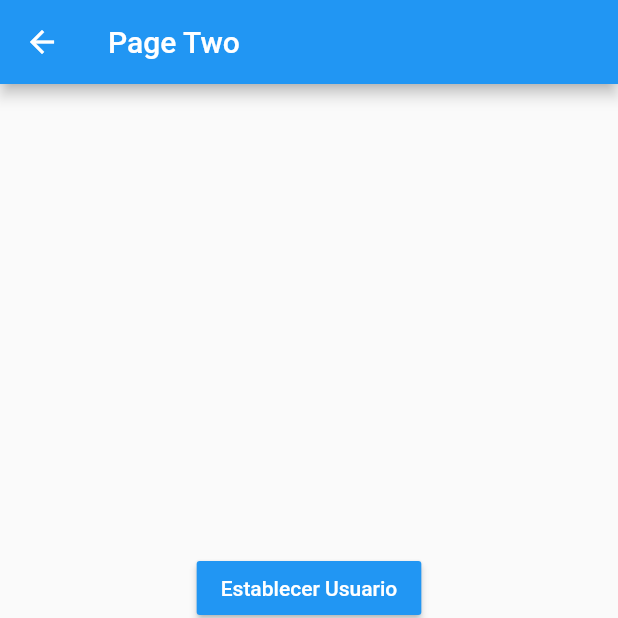
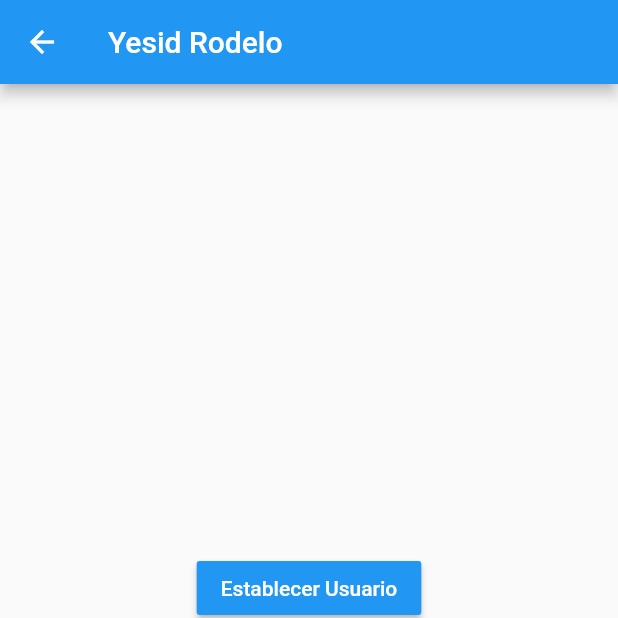
Before and after one commit to Yesid-Development/states-management-flutter, a Flutter app: the PageTwo screen opened by its route, after a tap on "Establecer Usuario", on a phone screen of 412 x 824 dp, the top half of it. Run offline on Flutter 3.47's test engine with Material 2 defaults, Android fonts, the phone set to English and light mode, and no system bars.

Commit message:
finish singleton

```diff
--- a/lib/src/models/user.dart
+++ b/lib/src/models/user.dart
@@ -1,7 +1,10 @@
+import 'package:meta/meta.dart';
+
 class User {
   String name;
   int age;
   List<String> profession;
 
-  User({this.name, this.age, this.profession});
+  User({ @required this.name, this.age, this.profession})
+  : assert ( name != null );
 }
--- a/lib/src/pages/page_one.dart
+++ b/lib/src/pages/page_one.dart
@@ -1,4 +1,6 @@
 import 'package:flutter/material.dart';
+import 'package:state_management/src/models/user.dart';
+import 'package:state_management/src/services/user_service.dart';
 
 class PageOne extends StatelessWidget {
   @override
@@ -7,7 +9,14 @@ class PageOne extends StatelessWidget {
       appBar: AppBar(
         title: Text('Page One'),
       ),
-      body: UserInfo(),
+      body: StreamBuilder(
+        stream: userService.userStream,
+        builder: (BuildContext context, AsyncSnapshot<User> snapshot) {
+          return snapshot.hasData
+              ? UserInfo(snapshot.data)
+              : Center(child: Text('No hay informacion del usuario'));
+        },
+      ),
       floatingActionButton: FloatingActionButton(
         child: Icon(Icons.arrow_forward),
         onPressed: () => Navigator.pushNamed(context, 'pageTwo'),
@@ -17,6 +26,11 @@ class PageOne extends StatelessWidget {
 }
 
 class UserInfo extends StatelessWidget {
+  final User user;
+  final String name = 'Nunz';
+
+  const UserInfo(this.user);
+
   @override
   Widget build(BuildContext context) {
     return Container(
@@ -31,8 +45,8 @@ class UserInfo extends StatelessWidget {
             style: TextStyle(fontSize: 18, fontWeight: FontWeight.bold),
           ),
           Divider(),
-          ListTile(title: Text('Nombre: ')),
-          ListTile(title: Text('Edad: ')),
+          ListTile(title: Text('Nombre: ${user.name}')),
+          ListTile(title: Text('Edad: ${user.age}')),
           Text(
             'Profesiones',
             style: TextStyle(fontSize: 18, fontWeight: FontWeight.bold),
--- a/lib/src/pages/page_two.dart
+++ b/lib/src/pages/page_two.dart
@@ -1,20 +1,38 @@
 import 'package:flutter/material.dart';
 import 'package:state_management/src/custom/button.dart';
+import 'package:state_management/src/models/user.dart';
+import 'package:state_management/src/services/user_service.dart';
 
 class PageTwo extends StatelessWidget {
   @override
   Widget build(BuildContext context) {
     return Scaffold(
       appBar: AppBar(
-        title: Text('Page Two'),
+        title: StreamBuilder(
+          stream: userService.userStream,
+          builder: (BuildContext context, AsyncSnapshot<User> snapshot) {
+            return snapshot.hasData
+                ? Text('${snapshot.data.name}')
+                : Text('Page two');
+          },
+        ),
       ),
       body: Center(
         child: Column(
           mainAxisAlignment: MainAxisAlignment.center,
           children: [
-            customButton('Establecer Usuario', () => {}),
-            customButton('Cambiar Edad', () => {}),
-            customButton('Añadir Profesion', () => {}),
+            customButton('Establecer Usuario', () {
+
+              final newUser = new User(name: 'Yesid Rodelo', age: 21);
+
+              userService.loadUser(newUser);
+            }),
+            customButton('Cambiar Edad', () {
+              final int age = 20;
+
+              userService.changeAge(age);
+            }),
+            customButton('Añadir Profesion', () {}),
           ],
         ),
       ),
--- /dev/null
+++ b/lib/src/services/user_service.dart
@@ -0,0 +1,27 @@
+import 'dart:async';
+
+import 'package:state_management/src/models/user.dart';
+
+class _UserService {
+  User _user;
+  StreamController<User> _userStreamController = new StreamController<User>.broadcast();
+
+  User get user => this._user;
+  bool get isUserExist => (this._user != null) ? true : false;
+  Stream<User> get userStream => _userStreamController.stream;
+
+  void loadUser(User user) {
+    this._user = user;
+    this._userStreamController.add(user);
+  }
+  void changeAge(int age) {
+    this._user.age = age;
+    this._userStreamController.add(this._user);
+  }
+
+  dispose() {
+    _userStreamController?.close();
+  }
+}
+
+final userService = _UserService();
```
Also changed, not shown: lib/main.dart (line endings or trailing spaces), 2 other files.
